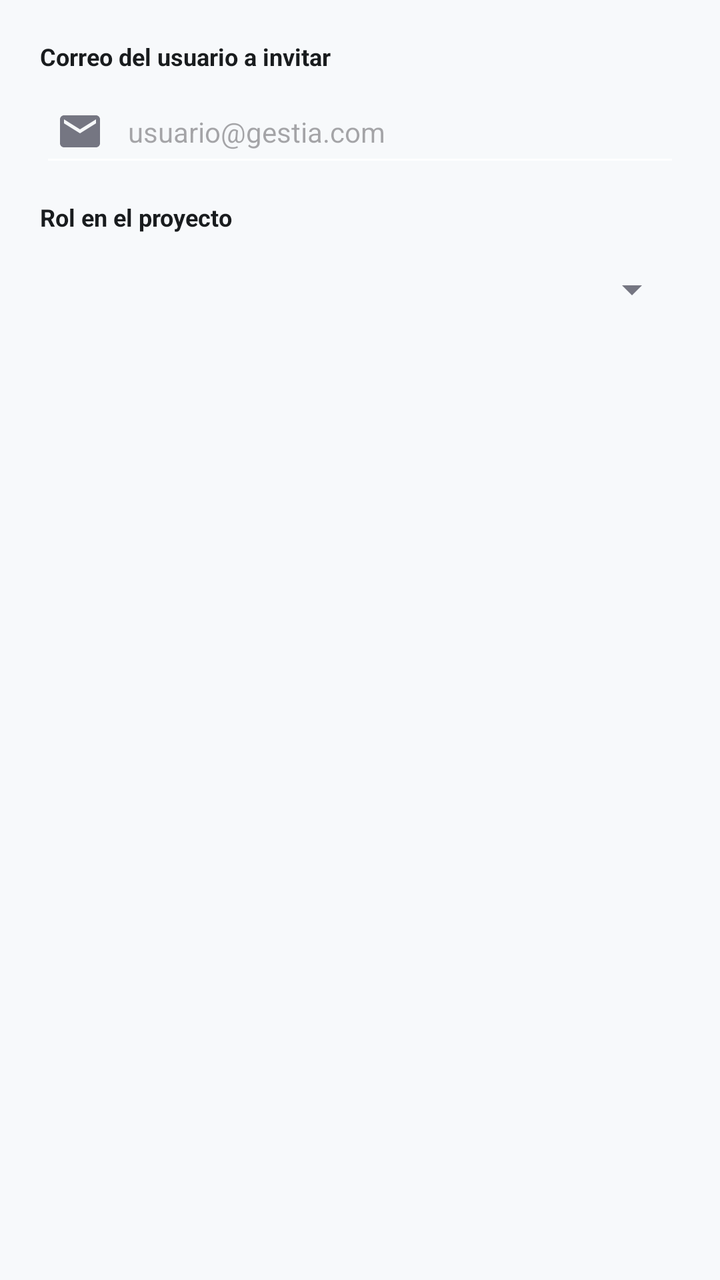
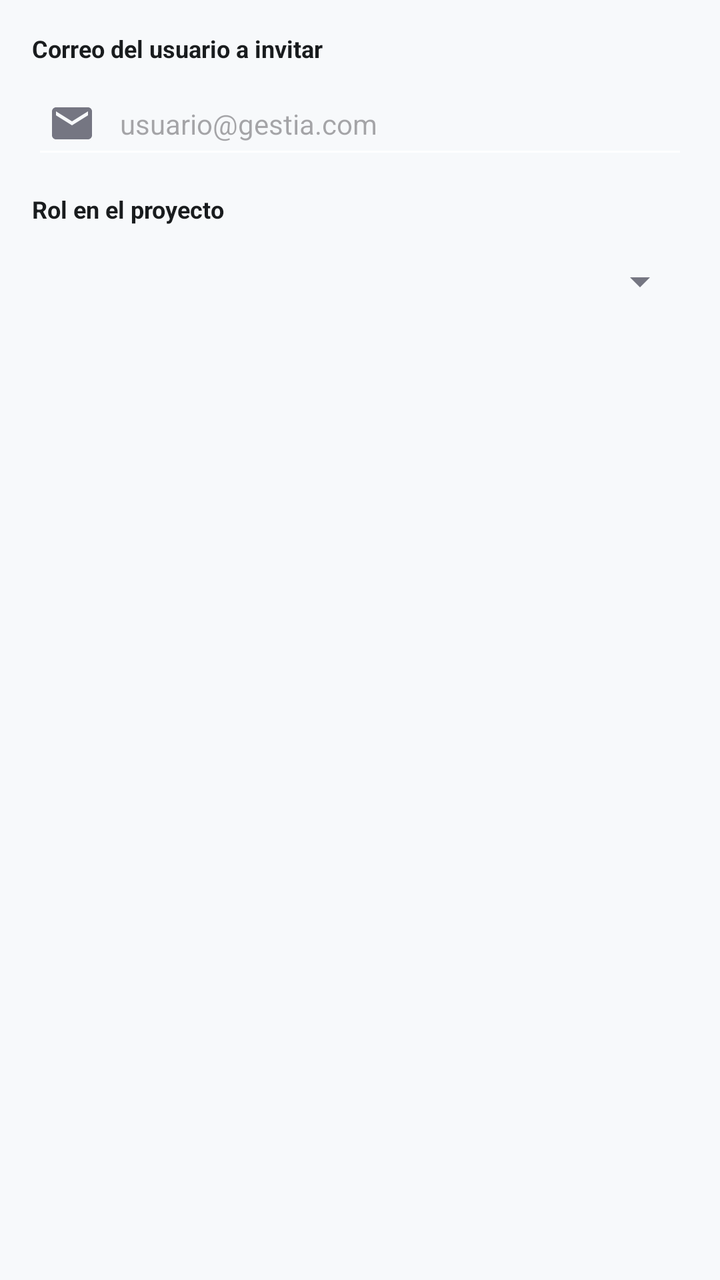

An Android layout rendered at two revisions. The XML below is the earlier revision; the diff shows what the commit changed to produce the second picture.
<!-- AndroidManifest.xml: application theme Theme.MaquetaGestia -->
<!-- res/layout/dialog_invitar_miembro.xml -->
<?xml version="1.0" encoding="utf-8"?>
<LinearLayout xmlns:android="http://schemas.android.com/apk/res/android"
    android:layout_width="match_parent"
    android:layout_height="wrap_content"
    android:orientation="vertical"
    android:padding="20dp">

    
    <TextView
        android:layout_width="wrap_content"
        android:layout_height="wrap_content"
        android:text="Correo del usuario a invitar"
        android:textColor="@color/on_surface"
        android:textSize="12sp"
        android:textStyle="bold" />

    <EditText
        android:id="@+id/txtEmailInvitarDialog"
        android:layout_width="match_parent"
        android:layout_height="48dp"
        android:layout_marginTop="4dp"
        android:backgroundTint="@color/surface_container_lowest"
        android:drawableStart="@drawable/ic_mail"
        android:drawablePadding="12dp"
        android:hint="usuario@gestia.com"
        android:inputType="textEmailAddress"
        android:paddingStart="8dp"
        android:paddingEnd="8dp"
        android:textColor="@color/on_surface"
        android:textSize="14sp" />

    
    <TextView
        android:layout_width="wrap_content"
        android:layout_height="wrap_content"
        android:layout_marginTop="12dp"
        android:text="Rol en el proyecto"
        android:textColor="@color/on_surface"
        android:textSize="12sp"
        android:textStyle="bold" />

    <Spinner
        android:id="@+id/spRolInvitarDialog"
        android:layout_width="match_parent"
        android:layout_height="48dp"
        android:layout_marginTop="4dp"
        android:backgroundTint="@color/outline" />

</LinearLayout>
<!-- resources referenced by this layout -->
<resources>
  <color name="on_surface">#191C1E</color>
  <color name="outline">#757682</color>
  <color name="surface_container_lowest">#FFFFFF</color>
  <!-- drawable ic_mail (drawable) -->
  <vector xmlns:android="http://schemas.android.com/apk/res/android"
      android:width="24dp"
      android:height="24dp"
      android:viewportWidth="24"
      android:viewportHeight="24">
      <path
          android:fillColor="@color/outline"
          android:pathData="M20,4H4C2.9,4 2,4.9 2,6v12c0,1.1 0.9,2 2,2h16c1.1,0 2,-0.9 2,-2V6C22,4.9 21.1,4 20,4zM20,8l-8,5L4,8V6l8,5 8,-5V8z"/>
  </vector>
  <style name="Theme.MaquetaGestia" parent="Base.Theme.MaquetaGestia" />
  <style name="Base.Theme.MaquetaGestia" parent="Theme.Material3.DayNight.NoActionBar">
          
          <item name="colorPrimary">@color/primary</item>
          <item name="colorOnPrimary">@color/on_primary</item>
          <item name="colorPrimaryContainer">@color/primary_container</item>
          <item name="colorOnPrimaryContainer">@color/on_primary_container</item>
  
          
          <item name="colorSecondary">@color/secondary</item>
          <item name="colorOnSecondary">@color/on_secondary</item>
          <item name="colorSecondaryContainer">@color/secondary_container</item>
  
          
          <item name="android:colorBackground">@color/background</item>
          <item name="colorSurface">@color/surface</item>
          <item name="colorOnSurface">@color/on_surface</item>
          <item name="colorOnSurfaceVariant">@color/on_surface_variant</item>
  
          
          <item name="colorOutline">@color/outline</item>
          <item name="colorOutlineVariant">@color/outline_variant</item>
          <item name="colorError">@color/error</item>
          <item name="colorErrorContainer">@color/error_container</item>
          <item name="colorOnError">@color/on_error</item>
      </style>
  <color name="primary">#00236F</color>
  <color name="on_primary">#FFFFFF</color>
  <color name="primary_container">#1E3A8A</color>
  <color name="on_primary_container">#90A8FF</color>
  <color name="secondary">#006398</color>
  <color name="on_secondary">#FFFFFF</color>
  <color name="secondary_container">#5BB8FE</color>
  <color name="background">#F7F9FB</color>
  <color name="surface">#F7F9FB</color>
  <color name="on_surface_variant">#444651</color>
  <color name="outline_variant">#C5C5D3</color>
  <color name="error">#BA1A1A</color>
  <color name="error_container">#FFDAD6</color>
  <color name="on_error">#FFFFFF</color>
</resources>

<!-- the commit's change to res/layout/dialog_invitar_miembro.xml (unified diff, before → after) -->
@@ -1,49 +1,57 @@
 <?xml version="1.0" encoding="utf-8"?>
-<LinearLayout xmlns:android="http://schemas.android.com/apk/res/android"
+<ScrollView xmlns:android="http://schemas.android.com/apk/res/android"
     android:layout_width="match_parent"
     android:layout_height="wrap_content"
-    android:orientation="vertical"
-    android:padding="20dp">
+    android:fillViewport="true">
 
-    
-    <TextView
-        android:layout_width="wrap_content"
+    <LinearLayout
+        android:layout_width="match_parent"
         android:layout_height="wrap_content"
-        android:text="Correo del usuario a invitar"
-        android:textColor="@color/on_surface"
-        android:textSize="12sp"
-        android:textStyle="bold" />
+        android:orientation="vertical"
+        android:padding="16dp">
 
-    <EditText
-        android:id="@+id/txtEmailInvitarDialog"
-        android:layout_width="match_parent"
-        android:layout_height="48dp"
-        android:layout_marginTop="4dp"
-        android:backgroundTint="@color/surface_container_lowest"
-        android:drawableStart="@drawable/ic_mail"
-        android:drawablePadding="12dp"
-        android:hint="usuario@gestia.com"
-        android:inputType="textEmailAddress"
-        android:paddingStart="8dp"
-        android:paddingEnd="8dp"
-        android:textColor="@color/on_surface"
-        android:textSize="14sp" />
+        
+        <TextView
+            android:layout_width="wrap_content"
+            android:layout_height="wrap_content"
+            android:text="Correo del usuario a invitar"
+            android:textColor="@color/on_surface"
+            android:textSize="12sp"
+            android:textStyle="bold" />
 
-    
-    <TextView
-        android:layout_width="wrap_content"
-        android:layout_height="wrap_content"
-        android:layout_marginTop="12dp"
-        android:text="Rol en el proyecto"
-        android:textColor="@color/on_surface"
-        android:textSize="12sp"
-        android:textStyle="bold" />
+        <EditText
+            android:id="@+id/txtEmailInvitarDialog"
+            android:layout_width="match_parent"
+            android:layout_height="wrap_content"
+            android:layout_marginTop="4dp"
+            android:backgroundTint="@color/surface_container_lowest"
+            android:drawableStart="@drawable/ic_mail"
+            android:drawablePadding="12dp"
+            android:hint="usuario@gestia.com"
+            android:inputType="textEmailAddress"
+            android:minHeight="48dp"
+            android:paddingStart="8dp"
+            android:paddingEnd="8dp"
+            android:textColor="@color/on_surface"
+            android:textSize="14sp" />
 
-    <Spinner
-        android:id="@+id/spRolInvitarDialog"
-        android:layout_width="match_parent"
-        android:layout_height="48dp"
-        android:layout_marginTop="4dp"
-        android:backgroundTint="@color/outline" />
+        
+        <TextView
+            android:layout_width="wrap_content"
+            android:layout_height="wrap_content"
+            android:layout_marginTop="12dp"
+            android:text="Rol en el proyecto"
+            android:textColor="@color/on_surface"
+            android:textSize="12sp"
+            android:textStyle="bold" />
 
-</LinearLayout>
+        <Spinner
+            android:id="@+id/spRolInvitarDialog"
+            android:layout_width="match_parent"
+            android:layout_height="wrap_content"
+            android:layout_marginTop="4dp"
+            android:backgroundTint="@color/outline"
+            android:minHeight="48dp" />
+
+    </LinearLayout>
+</ScrollView>
